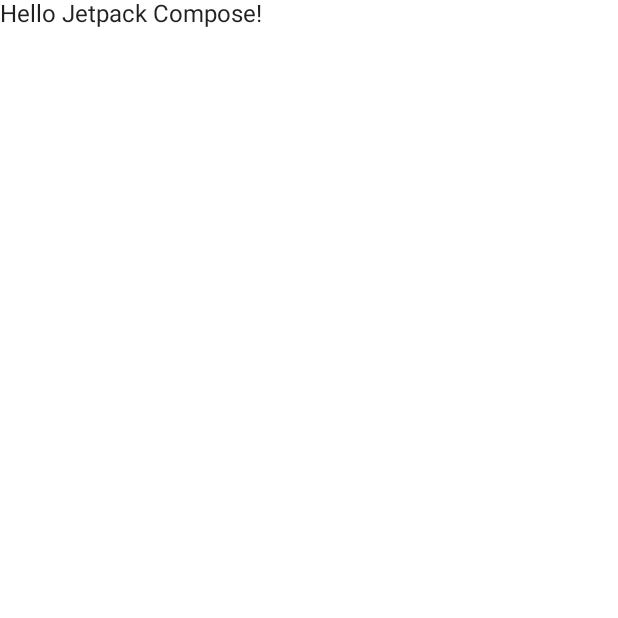
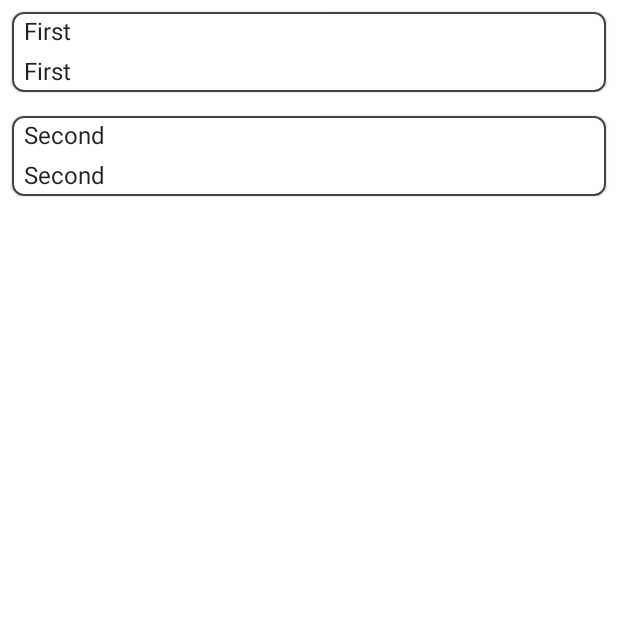
Before and after one commit to vikasmain/JetpackComposeMVVM, an Android app built with Jetpack Compose: the screen it shows after launch (MainActivity), on a phone screen of 412 x 824 dp, the top half of it. Run offline under Robolectric (Android 15) with nearby library versions, the phone set to English and light mode, and no system bars.

Commit message:
Create screen for movie list

```diff
--- /dev/null
+++ b/app/src/main/java/com/example/jetpackcompose2022/model/MovieItem.kt
@@ -0,0 +1,5 @@
+package com.example.jetpackcompose2022.model
+
+data class MovieData(
+    val title: String
+)
--- /dev/null
+++ b/app/src/main/java/com/example/jetpackcompose2022/ui/movielist/MovieItem.kt
@@ -0,0 +1,39 @@
+package com.example.jetpackcompose2022.ui.movielist
+
+import androidx.compose.foundation.BorderStroke
+import androidx.compose.foundation.layout.Column
+import androidx.compose.foundation.layout.fillMaxWidth
+import androidx.compose.foundation.layout.padding
+import androidx.compose.foundation.shape.RoundedCornerShape
+import androidx.compose.material.Card
+import androidx.compose.material.Text
+import androidx.compose.runtime.Composable
+import androidx.compose.ui.Modifier
+import androidx.compose.ui.graphics.Color
+import androidx.compose.ui.unit.dp
+import androidx.compose.ui.unit.sp
+import com.example.jetpackcompose2022.model.MovieData
+
+@Composable
+fun MovieItem(movieData: MovieData) {
+    Card(
+        shape = RoundedCornerShape(8.dp),
+        modifier = Modifier
+            .fillMaxWidth()
+            .padding(8.dp),
+        border = BorderStroke(1.dp, Color.DarkGray)
+    ) {
+        Column() {
+            Text(
+                text = movieData.title,
+                Modifier.padding(start = 8.dp, top = 4.dp, bottom = 4.dp),
+                fontSize = 16.sp,
+            )
+            Text(
+                text = movieData.title,
+                Modifier.padding(start = 8.dp, top = 4.dp, bottom = 4.dp),
+                fontSize = 16.sp,
+            )
+        }
+    }
+}
--- /dev/null
+++ b/app/src/main/java/com/example/jetpackcompose2022/ui/movielist/MovieList.kt
@@ -0,0 +1,17 @@
+package com.example.jetpackcompose2022.ui.movielist
+
+import androidx.compose.foundation.layout.fillMaxSize
+import androidx.compose.foundation.lazy.LazyColumn
+import androidx.compose.runtime.Composable
+import androidx.compose.foundation.lazy.items
+import androidx.compose.ui.Modifier
+import com.example.jetpackcompose2022.model.MovieData
+
+@Composable
+fun MovieList(movieData: List<MovieData>) {
+        LazyColumn(modifier = Modifier.fillMaxSize()) {
+            items(movieData) { data ->
+                MovieItem(data)
+            }
+        }
+}
--- a/app/src/main/java/com/example/jetpackcompose2022/view/MainActivity.kt
+++ b/app/src/main/java/com/example/jetpackcompose2022/view/MainActivity.kt
@@ -6,11 +6,10 @@ import androidx.activity.compose.setContent
 import androidx.compose.foundation.layout.fillMaxSize
 import androidx.compose.material.MaterialTheme
 import androidx.compose.material.Surface
-import androidx.compose.material.Text
-import androidx.compose.runtime.Composable
 import androidx.compose.ui.Modifier
-import androidx.compose.ui.tooling.preview.Preview
 import com.example.jetpackcompose2022.deps.DaggerMovieComponent
+import com.example.jetpackcompose2022.model.MovieData
+import com.example.jetpackcompose2022.ui.movielist.MovieList
 import com.example.jetpackcompose2022.ui.theme.Jetpackcompose2022Theme
 
 class MainActivity : ComponentActivity() {
@@ -24,22 +23,9 @@ class MainActivity : ComponentActivity() {
                     modifier = Modifier.fillMaxSize(),
                     color = MaterialTheme.colors.background
                 ) {
-                    Greeting("Jetpack Compose")
+                    MovieList(movieData = mutableListOf(MovieData("First"), MovieData("Second")))
                 }
             }
         }
     }
 }
-
-@Composable
-fun Greeting(name: String) {
-    Text(text = "Hello $name!")
-}
-
-@Preview(showBackground = true)
-@Composable
-fun DefaultPreview() {
-    Jetpackcompose2022Theme {
-        Greeting("Official")
-    }
-}
```
